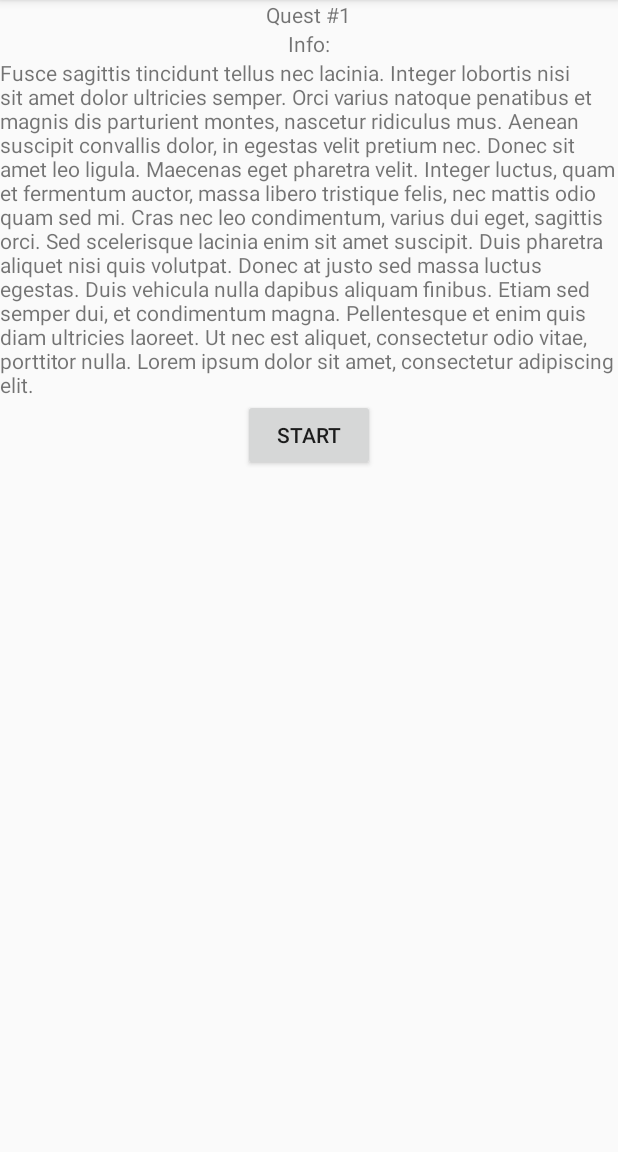
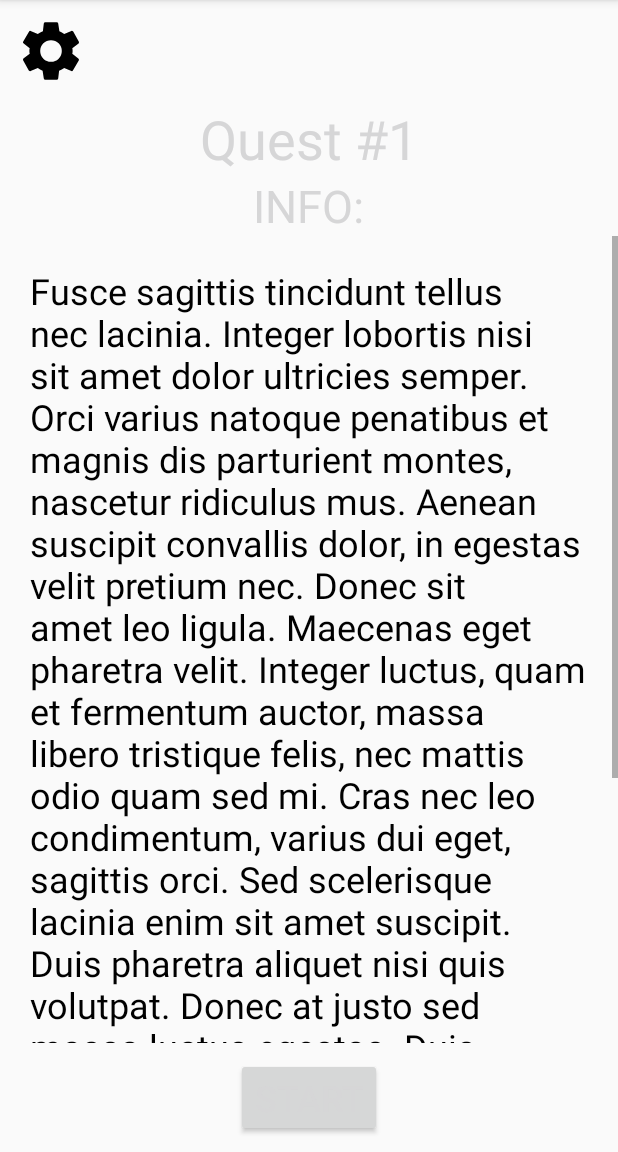
Before and after one commit to Mathless/MuseumQuests, an Android app: the QuestInfo screen opened directly, with no data from a screen before it, on a phone screen of 412 x 824 dp, the part 84-1236 px from its top. Run offline under Robolectric (Android 15) with nearby library versions, the phone set to English and light mode, and no system bars; libraries missing offline, so code that uses them is left out: com.example.

Commit message:
upgrade design

```diff
--- a/app/src/main/java/com/example/MuseumQuests/Home.kt
+++ b/app/src/main/java/com/example/MuseumQuests/Home.kt
@@ -22,7 +22,7 @@ class Home : AppCompatActivity() {
             startActivity(intent)
         }
 
-        val data = Array(4){i -> ("Quest" + "$i")}
+        val data = Array(5){i -> ("Quest" + "$i")}
         val adapter = ArrayAdapter<String>(this, android.R.layout.simple_list_item_1, data)
         listofquests.adapter = adapter as ListAdapter?
 
--- a/app/src/main/res/layout/activity_quest_info.xml
+++ b/app/src/main/res/layout/activity_quest_info.xml
@@ -6,40 +6,70 @@
         android:layout_width="match_parent"
         android:layout_height="match_parent"
         tools:context=".QuestInfo">
-
+    <ImageView
+            android:layout_height="48dp"
+            android:layout_width="48dp"
+            android:layout_margin="10dp"
+            android:id="@+id/schquestinfo"
+            android:src="@drawable/ic_settings_black_24dp"/>
+    <LinearLayout android:layout_width="wrap_content"
+                  android:layout_height="wrap_content"
+                  android:orientation="vertical"
+                  android:id="@+id/llinfo"
+                  android:layout_below="@id/schquestinfo"
+                  android:layout_centerHorizontal="true">
         <TextView
                 android:text="@string/questname"
                 android:layout_width="wrap_content"
                 android:layout_height="wrap_content"
                 android:id="@+id/text_questname"
-            android:layout_centerHorizontal="true"/>
+                android:layout_gravity="center"
+                android:textColor="@color/material_redA400"
+                android:textSize="36sp"
+        />
         <TextView
-            android:text="Info:"
-            android:layout_below="@id/text_questname"
+                android:text="INFO:"
                 android:layout_width="wrap_content"
                 android:layout_height="wrap_content"
                 android:id="@+id/text_i"
-            android:layout_centerHorizontal="true"/>
+                android:layout_gravity="center"
+                android:textColor="@color/md_blueA400"
+                android:textSize="30sp"
+
+        />
+
+    </LinearLayout>
     <ScrollView
             android:layout_width="match_parent"
             android:layout_height="wrap_content"
             android:id="@+id/scrollView"
-            android:layout_below="@id/text_i"
+            android:layout_above="@id/button_start"
+            android:layout_below="@id/llinfo"
             >
         <LinearLayout android:layout_width="match_parent" android:layout_height="wrap_content"
                       android:orientation="vertical">
+
             <TextView
                     android:text="@string/questinfo"
                     android:layout_width="match_parent"
-                    android:layout_height="wrap_content" android:id="@+id/textView"/>
+                    android:layout_margin="20dp"
+                    android:layout_height="wrap_content" android:id="@+id/textView" android:textColor="@color/black"
+                    android:textSize="24sp"/>
         </LinearLayout>
     </ScrollView>
     <Button
             android:text="Start"
             android:layout_width="wrap_content"
             android:layout_height="wrap_content"
+            android:layout_centerHorizontal="true"
+            android:layout_gravity="center_horizontal"
             android:id="@+id/button_start"
-            android:layout_centerHorizontal="true"
-            android:layout_below="@id/scrollView"/>
+            android:layout_margin="10dp"
+            android:layout_alignParentBottom="true"
+            android:textSize="24sp" android:textColor="@color/material_redA400" android:layout_marginTop="10dp"
+            android:layout_marginStart="10dp" android:layout_marginEnd="10dp" android:layout_marginBottom="10dp"/>
+
+
+
 
 </RelativeLayout>
--- a/app/src/main/res/layout/activity_quest_list.xml
+++ b/app/src/main/res/layout/activity_quest_list.xml
@@ -19,13 +19,13 @@
                 android:layout_width="350dp"
                 android:layout_height="match_parent"
                 android:text="QUESTLIST"
-                android:textSize="30dp"
+                android:textSize="40sp"
                 android:shadowColor="@color/bordersColor"
                 android:shadowDx="1"
                 android:shadowDy="1"
                 android:shadowRadius="1"
                 android:textStyle="bold"
-                android:textColor="@color/colorAppTitles"
+                android:textColor="@color/material_redA400"
                 android:id="@+id/quest_list_title"
                 android:background="@drawable/rectangle"
                 android:gravity="center"
```
Also changed, not shown: app/src/main/res/layout/activity_home.xml (+41 -34 lines), app/src/main/res/layout/activity_question.xml (+8 -4 lines), app/src/main/res/layout/activity_result.xml (+30 -11 lines), app/src/main/res/layout/activity_start.xml (+8 -5 lines). Lines whose indentation alone changed are shown as unchanged.
